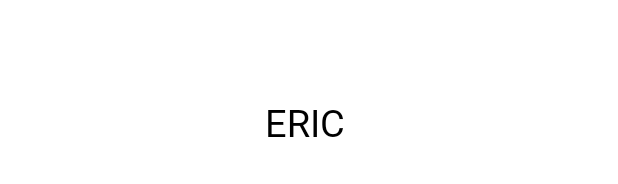
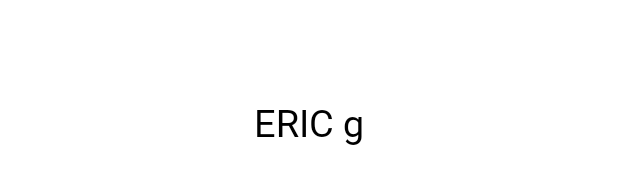
Before and after one commit to Ericgacoki/ElitechComputers, an Android app: the layout activity_achievements.xml on its own in the app's theme, with its tools: preview values and no code run, on a phone screen of 412 x 824 dp. Shown: the part 468-652 px from the top of the screen. Run offline under Robolectric (Android 15) with nearby library versions, the phone set to English and light mode, and no system bars.

Commit message:
Update activity_achievements.xml

```diff
--- a/app/src/main/res/layout/activity_achievements.xml
+++ b/app/src/main/res/layout/activity_achievements.xml
@@ -34,7 +34,7 @@
         android:id="@+id/textComingsoon"
         android:layout_width="210dp"
         android:layout_height="56dp"
-        android:text="ERIC "
+        android:text="ERIC g"
         android:textAlignment="center"
         android:textColor="#000"
         android:textSize="25sp"
```
